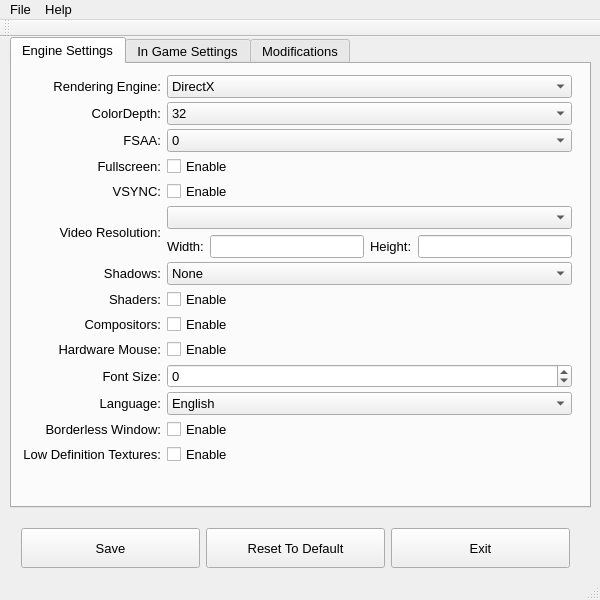
Qt form MainWindow.ui (gearcity/GearCity_VideoSettingsEditor) before a commit.
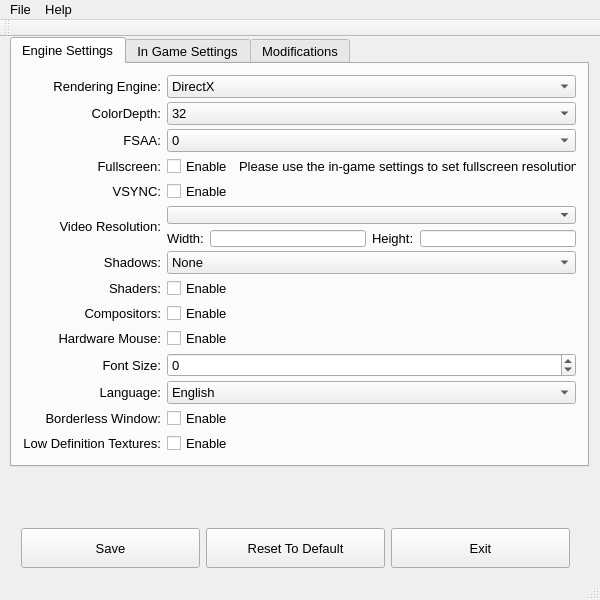
The same form after that commit. Icons and pictures are not drawn.

Commit message:
Fullscreen Monitor Warning
When setting full screen, only provide the maximum resolution, as some
monitors may not support the game at smaller resolutions. Tell the user
to use the ingame settings if they wish to use smaller resolution.

```diff
--- a/MainWindow.ui
+++ b/MainWindow.ui
@@ -34,8 +34,8 @@
      <rect>
       <x>10</x>
       <y>0</y>
-      <width>581</width>
-      <height>471</height>
+      <width>579</width>
+      <height>430</height>
      </rect>
     </property>
     <property name="sizePolicy">
@@ -51,15 +51,8 @@
      <attribute name="title">
       <string>Engine Settings</string>
      </attribute>
-     <widget class="QWidget" name="gridLayoutWidget">
-      <property name="geometry">
-       <rect>
-        <x>0</x>
-        <y>0</y>
-        <width>571</width>
-        <height>412</height>
-       </rect>
-      </property>
+     <layout class="QGridLayout" name="gridLayout_3">
+      <item row="0" column="0">
       <layout class="QGridLayout" name="gridLayout">
        <property name="sizeConstraint">
         <enum>QLayout::SetDefaultConstraint</enum>
@@ -67,7 +60,138 @@
        <property name="verticalSpacing">
         <number>4</number>
        </property>
+        <item row="10" column="0">
+         <widget class="QLabel" name="label_8">
+          <property name="text">
+           <string>Shaders:</string>
+          </property>
+          <property name="alignment">
+           <set>Qt::AlignRight|Qt::AlignTrailing|Qt::AlignVCenter</set>
+          </property>
+         </widget>
+        </item>
+        <item row="8" column="0">
+         <widget class="QLabel" name="label_6">
+          <property name="text">
+           <string>Video Resolution:</string>
+          </property>
+          <property name="alignment">
+           <set>Qt::AlignRight|Qt::AlignTrailing|Qt::AlignVCenter</set>
+          </property>
+         </widget>
+        </item>
+        <item row="9" column="0">
+         <widget class="QLabel" name="label_7">
+          <property name="text">
+           <string>Shadows:</string>
+          </property>
+          <property name="alignment">
+           <set>Qt::AlignRight|Qt::AlignTrailing|Qt::AlignVCenter</set>
+          </property>
+         </widget>
+        </item>
+        <item row="9" column="2">
+         <widget class="QComboBox" name="Shadow_ComboBox">
+          <item>
+           <property name="text">
+            <string>None</string>
+           </property>
+          </item>
+          <item>
+           <property name="text">
+            <string>Lowest</string>
+           </property>
+          </item>
+          <item>
+           <property name="text">
+            <string>Low</string>
+           </property>
+          </item>
+          <item>
+           <property name="text">
+            <string>Medium</string>
+           </property>
+          </item>
+          <item>
+           <property name="text">
+            <string>High</string>
+           </property>
+          </item>
+         </widget>
+        </item>
+        <item row="6" column="0">
+         <widget class="QLabel" name="label_4">
+          <property name="text">
+           <string>VSYNC:</string>
+          </property>
+          <property name="alignment">
+           <set>Qt::AlignRight|Qt::AlignTrailing|Qt::AlignVCenter</set>
+          </property>
+         </widget>
+        </item>
+        <item row="2" column="2">
+         <widget class="QComboBox" name="Render_ComboBox">
+          <item>
+           <property name="text">
+            <string>DirectX</string>
+           </property>
+          </item>
+          <item>
+           <property name="text">
+            <string>OpenGL</string>
+           </property>
+          </item>
+         </widget>
+        </item>
+        <item row="6" column="2">
+         <widget class="QCheckBox" name="VSYNC_CheckBox">
+          <property name="text">
+           <string>Enable</string>
+          </property>
+         </widget>
+        </item>
+        <item row="4" column="2">
+         <widget class="QComboBox" name="FSAA_ComboBox">
+          <item>
+           <property name="text">
+            <string>0</string>
+           </property>
+          </item>
+          <item>
+           <property name="text">
+            <string>2</string>
+           </property>
+          </item>
+          <item>
+           <property name="text">
+            <string>4</string>
+           </property>
+          </item>
+          <item>
+           <property name="text">
+            <string>8</string>
+           </property>
+          </item>
+         </widget>
+        </item>
+        <item row="5" column="0">
+         <widget class="QLabel" name="label_5">
+          <property name="text">
+           <string>Fullscreen:</string>
+          </property>
+          <property name="alignment">
+           <set>Qt::AlignRight|Qt::AlignTrailing|Qt::AlignVCenter</set>
+          </property>
+         </widget>
+        </item>
        <item row="12" column="2">
+         <widget class="QCheckBox" name="HardwareMouse_CheckBox">
+          <property name="text">
+           <string>Enable</string>
+          </property>
+         </widget>
+        </item>
+        <item row="13" column="2">
         <widget class="QSpinBox" name="FontSize_SpinBox">
          <property name="minimum">
           <number>-1</number>
@@ -77,14 +201,24 @@
          </property>
         </widget>
        </item>
-       <item row="15" column="2">
+        <item row="13" column="0">
+         <widget class="QLabel" name="label_14">
+          <property name="text">
+           <string>Font Size:</string>
+          </property>
+          <property name="alignment">
+           <set>Qt::AlignRight|Qt::AlignTrailing|Qt::AlignVCenter</set>
+          </property>
+         </widget>
+        </item>
+        <item row="16" column="2">
         <widget class="QCheckBox" name="LowDefTexture_CheckBox">
          <property name="text">
           <string>Enable</string>
          </property>
         </widget>
        </item>
-       <item row="15" column="0">
+        <item row="16" column="0">
         <widget class="QLabel" name="label_16">
          <property name="text">
           <string>Low Definition Textures:</string>
@@ -94,24 +228,27 @@
          </property>
         </widget>
        </item>
-       <item row="12" column="0">
-        <widget class="QLabel" name="label_14">
+        <item row="11" column="0">
+         <widget class="QLabel" name="label_9">
          <property name="text">
-          <string>Font Size:</string>
+           <string>Compositors:</string>
          </property>
          <property name="alignment">
           <set>Qt::AlignRight|Qt::AlignTrailing|Qt::AlignVCenter</set>
          </property>
         </widget>
        </item>
-       <item row="14" column="2">
-        <widget class="QCheckBox" name="BorderlessWindow_CheckBox">
-         <property name="text">
-          <string>Enable</string>
-         </property>
-        </widget>
-       </item>
        <item row="14" column="0">
+         <widget class="QLabel" name="label_21">
+          <property name="text">
+           <string>Language:</string>
+          </property>
+          <property name="alignment">
+           <set>Qt::AlignRight|Qt::AlignTrailing|Qt::AlignVCenter</set>
+          </property>
+         </widget>
+        </item>
+        <item row="15" column="0">
         <widget class="QLabel" name="BorderWindow_Label">
          <property name="text">
           <string>Borderless Window:</string>
@@ -121,14 +258,14 @@
          </property>
         </widget>
        </item>
-       <item row="11" column="2">
-        <widget class="QCheckBox" name="HardwareMouse_CheckBox">
+        <item row="15" column="2">
+         <widget class="QCheckBox" name="BorderlessWindow_CheckBox">
          <property name="text">
           <string>Enable</string>
          </property>
         </widget>
        </item>
-       <item row="13" column="2">
+        <item row="14" column="2">
         <widget class="QComboBox" name="Language_ComboBox">
          <item>
           <property name="text">
@@ -137,34 +274,7 @@
          </item>
         </widget>
        </item>
-       <item row="13" column="0">
-        <widget class="QLabel" name="label_21">
-         <property name="text">
-          <string>Language:</string>
-         </property>
-         <property name="alignment">
-          <set>Qt::AlignRight|Qt::AlignTrailing|Qt::AlignVCenter</set>
-         </property>
-        </widget>
-       </item>
-       <item row="10" column="0">
-        <widget class="QLabel" name="label_9">
-         <property name="text">
-          <string>Compositors:</string>
-         </property>
-         <property name="alignment">
-          <set>Qt::AlignRight|Qt::AlignTrailing|Qt::AlignVCenter</set>
-         </property>
-        </widget>
-       </item>
-       <item row="10" column="2">
-        <widget class="QCheckBox" name="Compositors_CheckBox">
-         <property name="text">
-          <string>Enable</string>
-         </property>
-        </widget>
-       </item>
-       <item row="11" column="0">
+        <item row="12" column="0">
         <widget class="QLabel" name="label_10">
          <property name="text">
           <string>Hardware Mouse:</string>
@@ -174,154 +284,13 @@
          </property>
         </widget>
        </item>
-       <item row="2" column="2">
-        <widget class="QComboBox" name="Render_ComboBox">
-         <item>
+        <item row="11" column="2">
+         <widget class="QCheckBox" name="Compositors_CheckBox">
           <property name="text">
-           <string>DirectX</string>
-          </property>
-         </item>
-         <item>
-          <property name="text">
-           <string>OpenGL</string>
-          </property>
-         </item>
-        </widget>
-       </item>
-       <item row="4" column="2">
-        <widget class="QComboBox" name="FSAA_ComboBox">
-         <item>
-          <property name="text">
-           <string>0</string>
-          </property>
-         </item>
-         <item>
-          <property name="text">
-           <string>2</string>
-          </property>
-         </item>
-         <item>
-          <property name="text">
-           <string>4</string>
-          </property>
-         </item>
-         <item>
-          <property name="text">
-           <string>8</string>
-          </property>
-         </item>
-        </widget>
-       </item>
-       <item row="5" column="0">
-        <widget class="QLabel" name="label_5">
-         <property name="text">
-          <string>Fullscreen:</string>
-         </property>
-         <property name="alignment">
-          <set>Qt::AlignRight|Qt::AlignTrailing|Qt::AlignVCenter</set>
-         </property>
-        </widget>
-       </item>
-       <item row="5" column="2">
-        <widget class="QCheckBox" name="FullScreen_CheckBox">
-         <property name="text">
           <string>Enable</string>
          </property>
         </widget>
        </item>
-       <item row="6" column="2">
-        <widget class="QCheckBox" name="VSYNC_CheckBox">
-         <property name="text">
-          <string>Enable</string>
-         </property>
-        </widget>
-       </item>
-       <item row="6" column="0">
-        <widget class="QLabel" name="label_4">
-         <property name="text">
-          <string>VSYNC:</string>
-         </property>
-         <property name="alignment">
-          <set>Qt::AlignRight|Qt::AlignTrailing|Qt::AlignVCenter</set>
-         </property>
-        </widget>
-       </item>
-       <item row="7" column="0">
-        <widget class="QLabel" name="label_6">
-         <property name="text">
-          <string>Video Resolution:</string>
-         </property>
-         <property name="alignment">
-          <set>Qt::AlignRight|Qt::AlignTrailing|Qt::AlignVCenter</set>
-         </property>
-        </widget>
-       </item>
-       <item row="8" column="0">
-        <widget class="QLabel" name="label_7">
-         <property name="text">
-          <string>Shadows:</string>
-         </property>
-         <property name="alignment">
-          <set>Qt::AlignRight|Qt::AlignTrailing|Qt::AlignVCenter</set>
-         </property>
-        </widget>
-       </item>
-       <item row="8" column="2">
-        <widget class="QComboBox" name="Shadow_ComboBox">
-         <item>
-          <property name="text">
-           <string>None</string>
-          </property>
-         </item>
-         <item>
-          <property name="text">
-           <string>Lowest</string>
-          </property>
-         </item>
-         <item>
-          <property name="text">
-           <string>Low</string>
-          </property>
-         </item>
-         <item>
-          <property name="text">
-           <string>Medium</string>
-          </property>
-         </item>
-         <item>
-          <property name="text">
-           <string>High</string>
-          </property>
-         </item>
-        </widget>
-       </item>
-       <item row="9" column="0">
-        <widget class="QLabel" name="label_8">
-         <property name="text">
-          <string>Shaders:</string>
-         </property>
-         <property name="alignment">
-          <set>Qt::AlignRight|Qt::AlignTrailing|Qt::AlignVCenter</set>
-         </property>
-        </widget>
-       </item>
-       <item row="9" column="2">
-        <widget class="QCheckBox" name="Shaders_CheckBox">
-         <property name="text">
-          <string>Enable</string>
-         </property>
-        </widget>
-       </item>
-       <item row="2" column="0">
-        <widget class="QLabel" name="label">
-         <property name="text">
-          <string>Rendering Engine:</string>
-         </property>
-         <property name="alignment">
-          <set>Qt::AlignRight|Qt::AlignTrailing|Qt::AlignVCenter</set>
-         </property>
-        </widget>
-       </item>
        <item row="3" column="2">
         <widget class="QComboBox" name="ColorDepth_ComboBox">
          <item>
@@ -336,6 +305,13 @@
          </item>
         </widget>
        </item>
+        <item row="10" column="2">
+         <widget class="QCheckBox" name="Shaders_CheckBox">
+          <property name="text">
+           <string>Enable</string>
+          </property>
+         </widget>
+        </item>
        <item row="4" column="0">
         <widget class="QLabel" name="label_3">
          <property name="text">
@@ -346,6 +322,16 @@
          </property>
         </widget>
        </item>
+        <item row="2" column="0">
+         <widget class="QLabel" name="label">
+          <property name="text">
+           <string>Rendering Engine:</string>
+          </property>
+          <property name="alignment">
+           <set>Qt::AlignRight|Qt::AlignTrailing|Qt::AlignVCenter</set>
+          </property>
+         </widget>
+        </item>
        <item row="3" column="0">
         <widget class="QLabel" name="label_2">
          <property name="text">
@@ -356,7 +342,7 @@
          </property>
         </widget>
        </item>
-       <item row="7" column="2">
+        <item row="8" column="2">
         <layout class="QVBoxLayout" name="verticalLayout_2">
          <item>
           <widget class="QComboBox" name="VideoRes_ComboBox"/>
@@ -390,8 +376,33 @@
          </item>
         </layout>
        </item>
-      </layout>
-     </widget>
+        <item row="5" column="2">
+         <layout class="QHBoxLayout" name="horizontalLayout_4">
+          <item>
+           <widget class="QCheckBox" name="FullScreen_CheckBox">
+            <property name="text">
+             <string>Enable</string>
+            </property>
+           </widget>
+          </item>
+          <item>
+           <widget class="QLabel" name="label_FullScreenWarning">
+            <property name="sizePolicy">
+             <sizepolicy hsizetype="Expanding" vsizetype="Preferred">
+              <horstretch>0</horstretch>
+              <verstretch>0</verstretch>
+             </sizepolicy>
+            </property>
+            <property name="text">
+             <string>Please use the in-game settings to set fullscreen resolution.</string>
+            </property>
+           </widget>
+          </item>
+         </layout>
+        </item>
+       </layout>
+      </item>
+     </layout>
     </widget>
     <widget class="QWidget" name="InGameSettingsTab">
      <attribute name="title">
@@ -750,7 +761,7 @@
      <x>0</x>
      <y>0</y>
      <width>600</width>
-     <height>25</height>
+     <height>21</height>
     </rect>
    </property>
    <widget class="QMenu" name="menuGearCity_Video_Settings">
```
Lines whose indentation alone changed are shown as unchanged. The commit also changes 2 other files.
